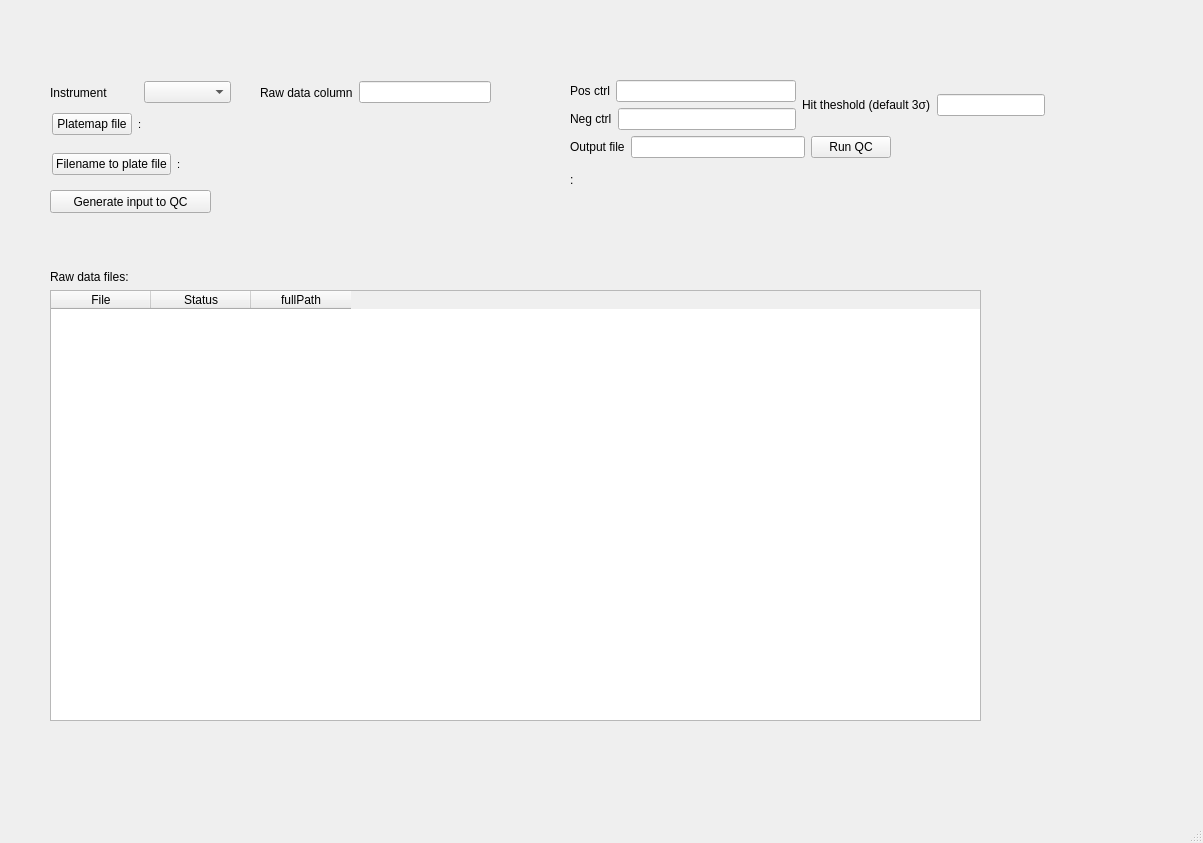
This is frontend/assets/sp.ui in dahlbma/assayLoader as Qt 5 draws it before an edit. The edited form follows.
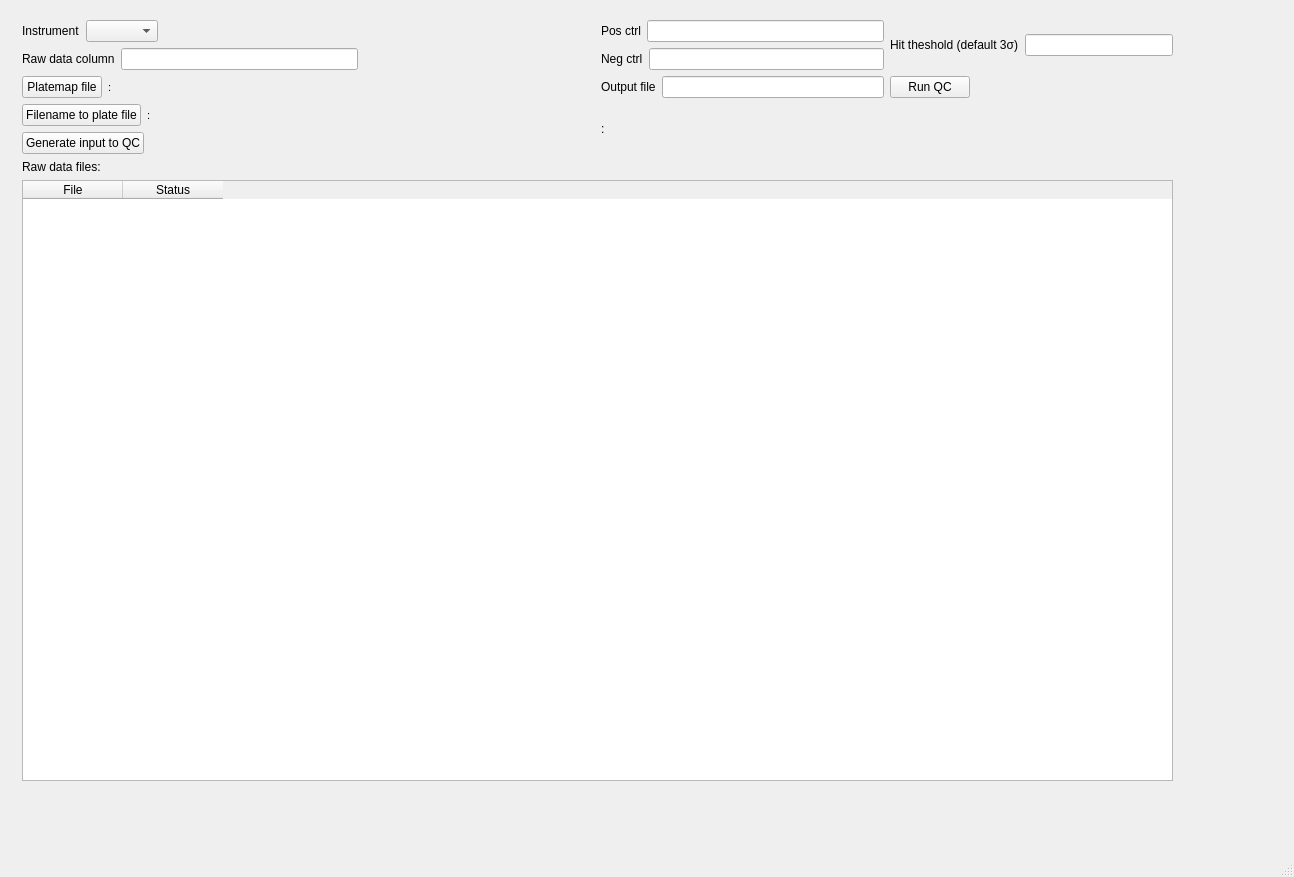
This is the edited form.

Commit message: Fix error color of rows

```diff
--- a/frontend/assets/sp.ui
+++ b/frontend/assets/sp.ui
@@ -6,47 +6,31 @@
    <rect>
     <x>0</x>
     <y>0</y>
-    <width>1203</width>
-    <height>843</height>
+    <width>1294</width>
+    <height>877</height>
    </rect>
   </property>
   <property name="windowTitle">
    <string>MainWindow</string>
   </property>
   <widget class="QWidget" name="centralwidget">
-   <widget class="QWidget" name="layoutWidget">
+   <widget class="QWidget" name="">
     <property name="geometry">
      <rect>
-      <x>260</x>
-      <y>80</y>
-      <width>231</width>
-      <height>25</height>
+      <x>22</x>
+      <y>20</y>
+      <width>1151</width>
+      <height>761</height>
      </rect>
     </property>
+    <layout class="QVBoxLayout" name="verticalLayout_5">
+     <item>
+      <layout class="QHBoxLayout" name="horizontalLayout_14">
+       <item>
+        <layout class="QVBoxLayout" name="verticalLayout_3">
+         <item>
     <layout class="QHBoxLayout" name="horizontalLayout_2">
      <item>
-      <widget class="QLabel" name="label_2">
-       <property name="text">
-        <string>Raw data column</string>
-       </property>
-      </widget>
-     </item>
-     <item>
-      <widget class="QLineEdit" name="dataColumn_eb"/>
-     </item>
-    </layout>
-   </widget>
-   <widget class="QWidget" name="layoutWidget">
-    <property name="geometry">
-     <rect>
-      <x>50</x>
-      <y>80</y>
-      <width>181</width>
-      <height>25</height>
-     </rect>
-    </property>
-    <layout class="QHBoxLayout" name="horizontalLayout">
-     <item>
       <widget class="QLabel" name="label">
        <property name="text">
         <string>Instrument</string>
@@ -56,56 +40,50 @@
      <item>
       <widget class="QComboBox" name="instrument_cb"/>
      </item>
-    </layout>
-   </widget>
-   <widget class="QWidget" name="layoutWidget">
-    <property name="geometry">
-     <rect>
-      <x>50</x>
-      <y>270</y>
-      <width>931</width>
-      <height>451</height>
-     </rect>
-    </property>
-    <layout class="QVBoxLayout" name="verticalLayout_4">
+           <item>
+            <spacer name="horizontalSpacer_4">
+             <property name="orientation">
+              <enum>Qt::Horizontal</enum>
+             </property>
+             <property name="sizeHint" stdset="0">
+              <size>
+               <width>40</width>
+               <height>20</height>
+              </size>
+             </property>
+            </spacer>
+           </item>
+          </layout>
+         </item>
      <item>
-      <widget class="QLabel" name="label_3">
+          <layout class="QHBoxLayout" name="horizontalLayout">
+           <item>
+            <widget class="QLabel" name="label_2">
        <property name="text">
-        <string>Raw data files:</string>
+              <string>Raw data column</string>
        </property>
       </widget>
      </item>
      <item>
-      <widget class="QTableWidget" name="inputFiles_tab">
-       <column>
-        <property name="text">
-         <string>File</string>
-        </property>
-       </column>
-       <column>
-        <property name="text">
-         <string>Status</string>
-        </property>
-       </column>
-       <column>
-        <property name="text">
-         <string>fullPath</string>
-        </property>
-       </column>
-      </widget>
-     </item>
-    </layout>
-   </widget>
-   <widget class="QWidget" name="layoutWidget">
-    <property name="geometry">
-     <rect>
-      <x>52</x>
-      <y>112</y>
-      <width>441</width>
-      <height>25</height>
-     </rect>
-    </property>
-    <layout class="QHBoxLayout" name="horizontalLayout_6">
+            <widget class="QLineEdit" name="dataColumn_eb"/>
+           </item>
+           <item>
+            <spacer name="horizontalSpacer_5">
+             <property name="orientation">
+              <enum>Qt::Horizontal</enum>
+             </property>
+             <property name="sizeHint" stdset="0">
+              <size>
+               <width>40</width>
+               <height>20</height>
+              </size>
+             </property>
+            </spacer>
+           </item>
+          </layout>
+         </item>
+         <item>
+          <layout class="QHBoxLayout" name="horizontalLayout_3">
      <item>
       <widget class="QPushButton" name="platemapFile_btn">
        <property name="text">
@@ -139,17 +117,9 @@
       </spacer>
      </item>
     </layout>
-   </widget>
-   <widget class="QWidget" name="layoutWidget">
-    <property name="geometry">
-     <rect>
-      <x>52</x>
-      <y>152</y>
-      <width>441</width>
-      <height>25</height>
-     </rect>
-    </property>
-    <layout class="QHBoxLayout" name="horizontalLayout_3">
+         </item>
+         <item>
+          <layout class="QHBoxLayout" name="horizontalLayout_6">
      <item>
       <widget class="QPushButton" name="fileToPlateMap_btn">
        <property name="text">
@@ -183,16 +153,34 @@
       </spacer>
      </item>
     </layout>
-   </widget>
-   <widget class="QWidget" name="layoutWidget">
-    <property name="geometry">
-     <rect>
-      <x>570</x>
-      <y>80</y>
-      <width>475</width>
-      <height>116</height>
-     </rect>
-    </property>
+         </item>
+         <item>
+          <layout class="QHBoxLayout" name="horizontalLayout_13">
+           <item>
+            <widget class="QPushButton" name="generateQcInput_btn">
+             <property name="text">
+              <string>Generate input to QC</string>
+             </property>
+            </widget>
+           </item>
+           <item>
+            <spacer name="horizontalSpacer_6">
+             <property name="orientation">
+              <enum>Qt::Horizontal</enum>
+             </property>
+             <property name="sizeHint" stdset="0">
+              <size>
+               <width>40</width>
+               <height>20</height>
+              </size>
+             </property>
+            </spacer>
+           </item>
+          </layout>
+         </item>
+        </layout>
+       </item>
+       <item>
     <layout class="QVBoxLayout" name="verticalLayout_2">
      <item>
       <layout class="QHBoxLayout" name="horizontalLayout_12">
@@ -298,19 +286,35 @@
       </widget>
      </item>
     </layout>
-   </widget>
-   <widget class="QPushButton" name="generateQcInput_btn">
-    <property name="geometry">
-     <rect>
-      <x>50</x>
-      <y>190</y>
-      <width>161</width>
-      <height>23</height>
-     </rect>
-    </property>
+       </item>
+      </layout>
+     </item>
+     <item>
+      <layout class="QVBoxLayout" name="verticalLayout_4">
+       <item>
+        <widget class="QLabel" name="label_3">
+         <property name="text">
+          <string>Raw data files:</string>
+         </property>
+        </widget>
+       </item>
+       <item>
+        <widget class="QTableWidget" name="inputFiles_tab">
+         <column>
+          <property name="text">
+           <string>File</string>
+          </property>
+         </column>
+         <column>
     <property name="text">
-     <string>Generate input to QC</string>
-    </property>
+           <string>Status</string>
+          </property>
+         </column>
+        </widget>
+       </item>
+      </layout>
+     </item>
+    </layout>
    </widget>
   </widget>
   <widget class="QMenuBar" name="menubar">
```
Left out of the diff: 4 changed lines with no effect on the pictures. Lines whose indentation alone changed are shown as unchanged. The commit also changes 1 other file.
